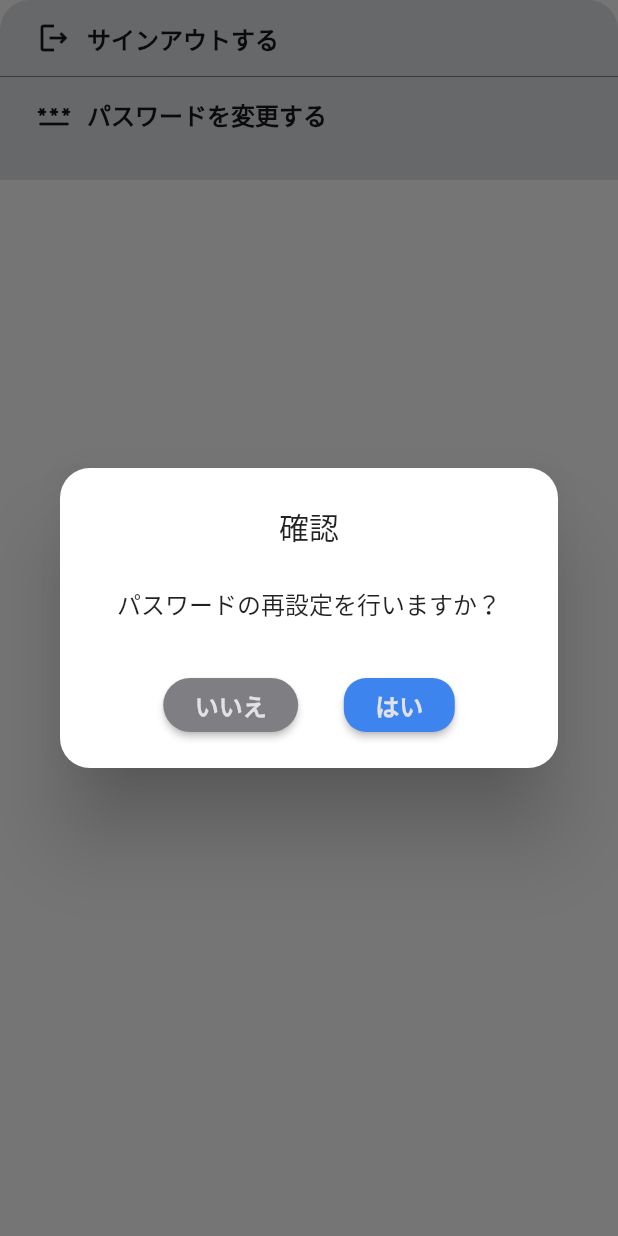
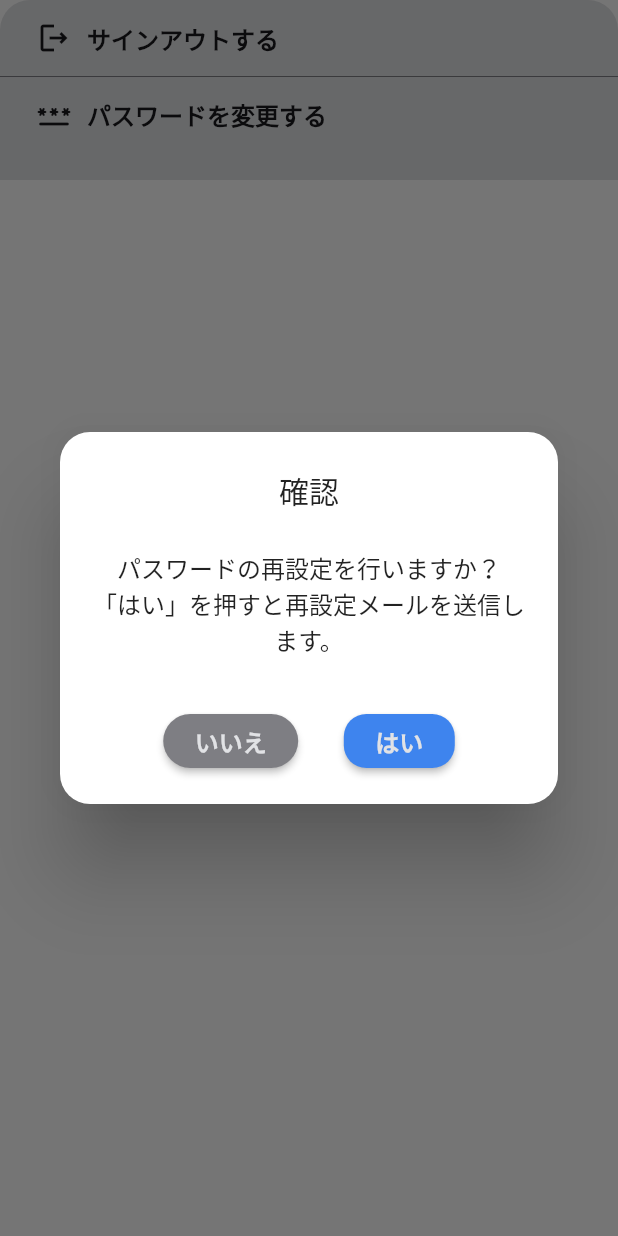
Before and after one commit to kurogoma-flutter/Qtank-mobile, a Flutter app: the _BottomSheet widget shown alone on an empty page, opened directly with empty values, after a tap on "パスワードを変更する", on a phone screen of 412 x 824 dp. Run offline on Flutter 3.47's test engine with Material 2 defaults, Android fonts, the phone set to English and light mode, and no system bars; our stand-ins replace badges, cloud_firestore, connectivity_plus, firebase_auth, firebase_core, firebase_storage and 5 more; accounts and stored records are empty.

Commit message:
再設定用メール送信機能

```diff
--- a/lib/presentation/pages/user/user_profile_page.dart
+++ b/lib/presentation/pages/user/user_profile_page.dart
@@ -1,6 +1,7 @@
 import 'package:flutter/material.dart';
 import 'package:flutter_riverpod/flutter_riverpod.dart';
 import 'package:go_router/go_router.dart';
+import 'package:qtank_mobile/data/model/user_model.dart';
 import 'package:qtank_mobile/presentation/style/color.dart';
 
 import '../../../data/view_model/auth_page_view_model.dart';
@@ -13,7 +14,10 @@ class UserProfilePage extends ConsumerWidget {
     Key? key,
   }) : super(key: key);
 
-  void displayBottomSheet(BuildContext context, AuthPageViewModel viewModel) {
+  void displayBottomSheet(
+    BuildContext context,
+    AuthPageViewModel viewModel,
+  ) {
     showModalBottomSheet(
       context: context,
       builder: (context) {
@@ -46,7 +50,10 @@ class UserProfilePage extends ConsumerWidget {
             context.go('/auth/login');
           }
 
-          final userData = user.data();
+          final userData = user.data()!;
+          // ユーザー情報をセットする
+          viewModel.setCurrentUserInfo(UserModel.fromMap(userData));
+
           return SizedBox(
             width: MediaQuery.of(context).size.width,
             height: MediaQuery.of(context).size.height,
@@ -59,7 +66,7 @@ class UserProfilePage extends ConsumerWidget {
                   backgroundImage: AssetImage('assets/dammy_icon_3.png'),
                 ),
                 Text(
-                  userData!['name'] ?? '未設定',
+                  userData['name'] ?? '未設定',
                   style: QTankTextStyle.largeTitle,
                 ),
                 _TitleLabelWithBoldText(
@@ -256,15 +263,16 @@ class _BottomSheet extends StatelessWidget {
                     context: context,
                     builder: (_) {
                       return const ConfirmationDialog(
-                        dialogMessage: 'パスワードの再設定を行いますか？',
+                        dialogMessage:
+                            'パスワードの再設定を行いますか？\n「はい」を押すと再設定メールを送信します。',
                       );
                     },
                   );
                   if (dialogResult == true) {
                     // ignore: use_build_context_synchronously
                     Navigator.of(context).pop();
-                    // ignore: use_build_context_synchronously
-                    viewModel.sendPasswordResetEmail('', context);
+                    await viewModel.sendPasswordResetEmail(
+                        context, viewModel.userInfo.email);
                   }
                 },
               ),
```
Also changed, not shown: lib/data/view_model/auth_page_view_model.dart (+15 -6 lines).
